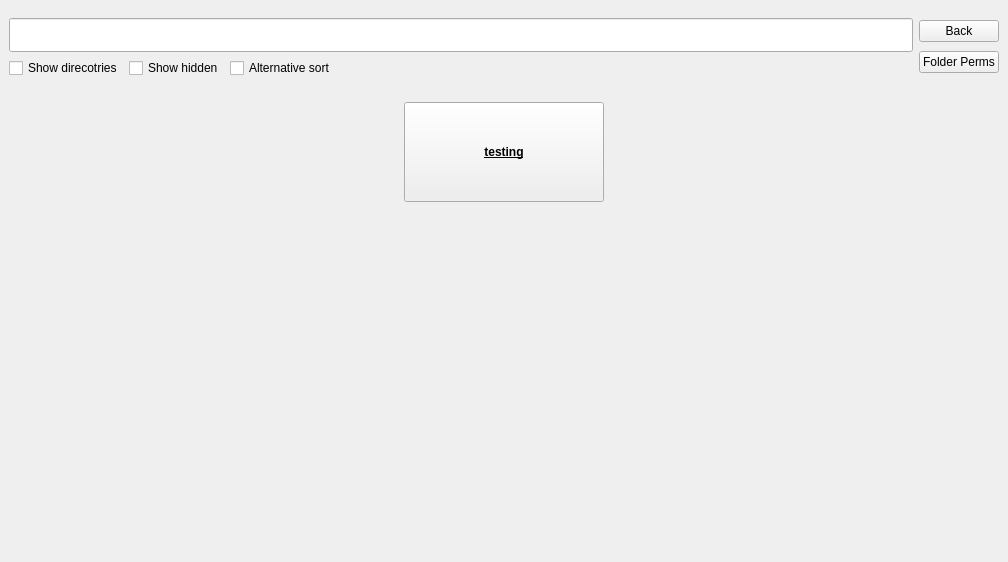
Old version of the form qtui.ui in the repository codaloc/PermissionManager.
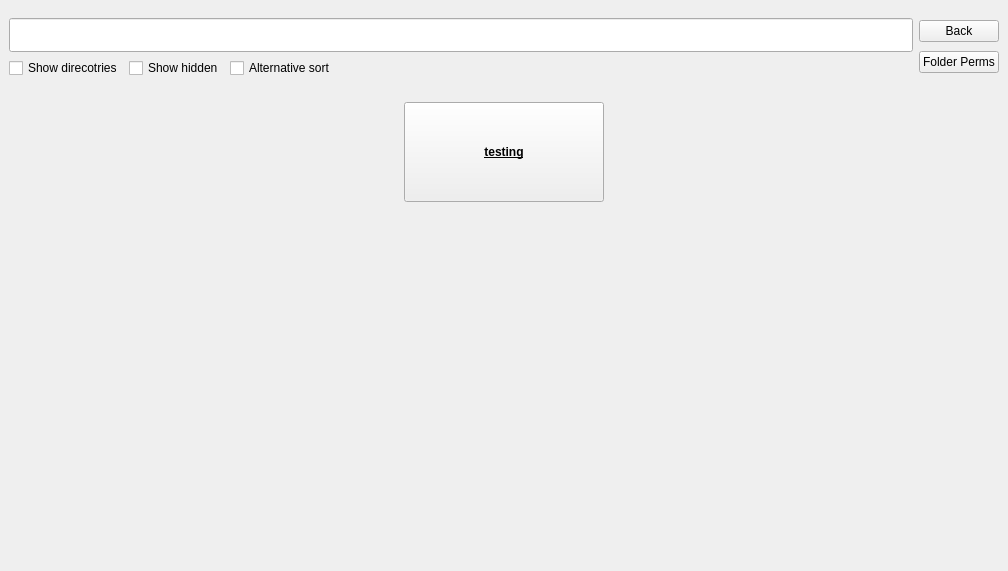
New version of the form.

Diff of the .ui file:
```diff
--- a/qtui.ui
+++ b/qtui.ui
@@ -10,7 +10,7 @@
     <x>0</x>
     <y>0</y>
     <width>1008</width>
-    <height>562</height>
+    <height>571</height>
    </rect>
   </property>
   <property name="windowTitle">
@@ -134,6 +134,9 @@
        <enum>Qt::LeftToRight</enum>
       </property>
       <layout class="QHBoxLayout" name="horizontalLayout_2">
+       <property name="bottomMargin">
+        <number>0</number>
+       </property>
        <item>
         <widget class="QScrollArea" name="scrollArea">
          <property name="frameShape">
@@ -142,6 +145,9 @@
          <property name="frameShadow">
           <enum>QFrame::Sunken</enum>
          </property>
+         <property name="lineWidth">
+          <number>0</number>
+         </property>
          <property name="widgetResizable">
           <bool>true</bool>
          </property>
@@ -154,7 +160,7 @@
             <x>0</x>
             <y>0</y>
             <width>972</width>
-            <height>129</height>
+            <height>111</height>
            </rect>
           </property>
           <property name="sizePolicy">
@@ -164,13 +170,16 @@
            </sizepolicy>
           </property>
           <layout class="QHBoxLayout" name="horizontalLayout">
+           <property name="bottomMargin">
+            <number>0</number>
+           </property>
            <item>
             <layout class="QGridLayout" name="main_grid">
              <property name="sizeConstraint">
               <enum>QLayout::SetMinimumSize</enum>
              </property>
              <property name="bottomMargin">
-              <number>10</number>
+              <number>0</number>
              </property>
              <property name="spacing">
               <number>10</number>
```
